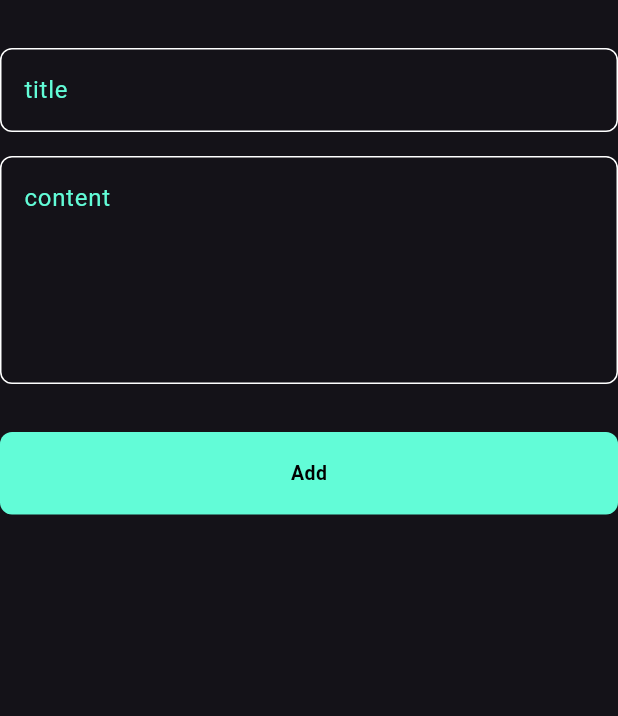
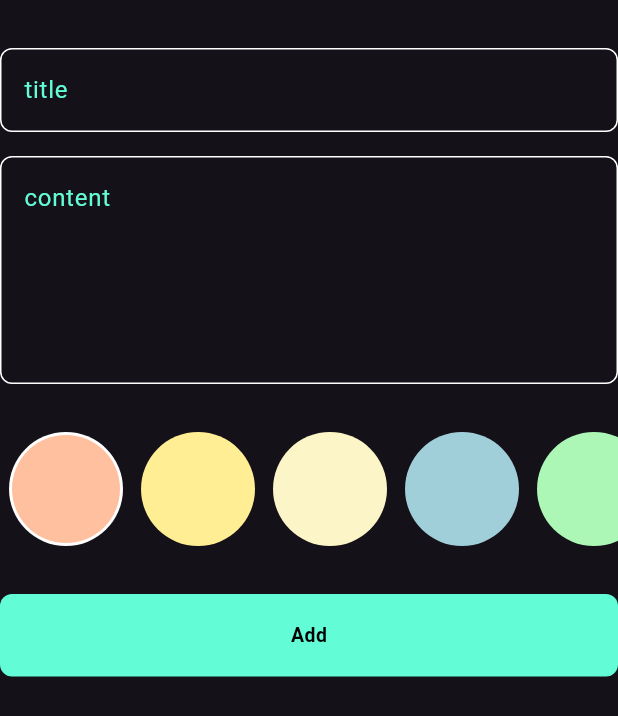
Before and after one commit to esraaehab333/notes-app, a Flutter app: the AddNoteForm widget shown alone on an empty page, opened directly, on a phone screen of 412 x 824 dp. Shown: the top 716 px of the screen. Run offline on Flutter 3.47's test engine with Material 3 defaults, Android fonts, the phone set to English and light mode, and no system bars; our stand-ins replace bloc, flutter_bloc, hive, hive_flutter, modal_progress_hud_nsn; missing offline and left inert: dart:ffi; accounts and stored records are empty; Roboto replaces fonts that are missing (Poppins).

Commit message:
commit 3

```diff
--- a/lib/constants/colors.dart
+++ b/lib/constants/colors.dart
@@ -1,3 +1,10 @@
 import 'package:flutter/material.dart';
 
 const kPrimaryColor = Color(0xff62FCD7);
+  List<Color> Kcolors = [
+    const Color(0xffFFC09F),
+    const Color(0xffFFEE93),
+    const Color(0xffFCF5C7),
+    const Color(0xffA0CED9),
+    const Color(0xffADF7B6)
+  ];
--- a/lib/cubits/add_note_cubit/add_note_cubit.dart
+++ b/lib/cubits/add_note_cubit/add_note_cubit.dart
@@ -1,4 +1,5 @@
 import 'package:bloc/bloc.dart';
+import 'package:flutter/material.dart';
 import 'package:hive_flutter/adapters.dart';
 import 'package:meta/meta.dart';
 import 'package:note_app/constants/strings.dart';
@@ -8,15 +9,16 @@ part 'add_note_state.dart';
 
 class AddNoteCubit extends Cubit<AddNoteState> {
   AddNoteCubit() : super(AddNoteInitial());
+  Color? color =  const Color(0xffFFC09F);
 
   addNote(NoteModel note) async {
+    note.color = color!.value;
     emit(AddNoteLoading());
     try {
       var notesbox = Hive.box<NoteModel>(KNoteBox);
 
       await notesbox.add(note);
       emit(AddNoteSucess());
-      print("success");
       print(notesbox.length);
     } catch (e) {
       emit(AddNotefailure(e.toString()));
--- a/lib/models/note_model.dart
+++ b/lib/models/note_model.dart
@@ -10,7 +10,7 @@ class NoteModel extends HiveObject {
   @HiveField(2)
   final String date;
   @HiveField(3)
-  final int color;
+  int color;
   NoteModel(
       {required this.title,
       required this.subTitle,
--- a/lib/widgets/custom_add_note_form_state.dart
+++ b/lib/widgets/custom_add_note_form_state.dart
@@ -1,6 +1,7 @@
 import 'package:flutter/material.dart';
 import 'package:flutter_bloc/flutter_bloc.dart';
 import 'package:intl/intl.dart';
+import 'package:note_app/constants/colors.dart';
 import 'package:note_app/cubits/add_note_cubit/add_note_cubit.dart';
 import 'package:note_app/models/note_model.dart';
 import 'package:note_app/widgets/custom_button.dart';
@@ -49,6 +50,10 @@ class _AddNoteFormState extends State<AddNoteForm> {
           const SizedBox(
             height: 32,
           ),
+          const ColorsListView(),
+          const SizedBox(
+            height: 32,
+          ),
           BlocBuilder<AddNoteCubit, AddNoteState>(
             builder: (context, state) {
               return CustomButton(
@@ -80,3 +85,61 @@ class _AddNoteFormState extends State<AddNoteForm> {
     );
   }
 }
+
+class ColorItem extends StatelessWidget {
+  const ColorItem({super.key, required this.isSelected, required this.color});
+  final bool isSelected;
+  final Color color;
+  @override
+  Widget build(BuildContext context) {
+    return isSelected
+        ? CircleAvatar(
+            radius: 38,
+            backgroundColor: Colors.white,
+            child: CircleAvatar(
+              radius: 36,
+              backgroundColor: color,
+            ),
+          )
+        : CircleAvatar(
+            radius: 38,
+            backgroundColor: color,
+          );
+  }
+}
+
+class ColorsListView extends StatefulWidget {
+  const ColorsListView({super.key});
+
+  @override
+  State<ColorsListView> createState() => _ColorsListViewState();
+}
+
+class _ColorsListViewState extends State<ColorsListView> {
+  int currentIndex = 0;
+  @override
+  Widget build(BuildContext context) {
+    return SizedBox(
+      height: 38 * 2,
+      child: ListView.builder(
+        itemCount: Kcolors.length,
+        scrollDirection: Axis.horizontal,
+        itemBuilder: (context, index) => Padding(
+          padding: const EdgeInsets.symmetric(horizontal: 6),
+          child: GestureDetector(
+            onTap: () {
+              currentIndex = index;
+              BlocProvider.of<AddNoteCubit>(context).color =
+                  Kcolors[index];
+              setState(() {});
+            },
+            child: ColorItem(
+              isSelected: currentIndex == index,
+              color: Kcolors[index],
+            ),
+          ),
+        ),
+      ),
+    );
+  }
+}
```
Also changed, not shown: lib/widgets/edit_note_view_body.dart (+47 -0 lines).
